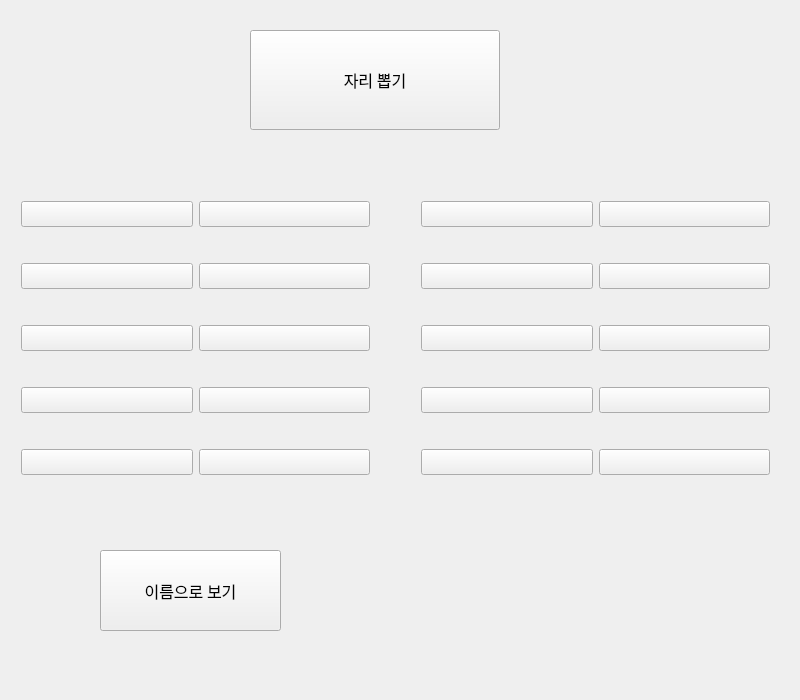
Before: the Qt Designer form 소스코드/class_sit.ui in fbqweasd/2-3_sit_set, drawn with Qt 5.
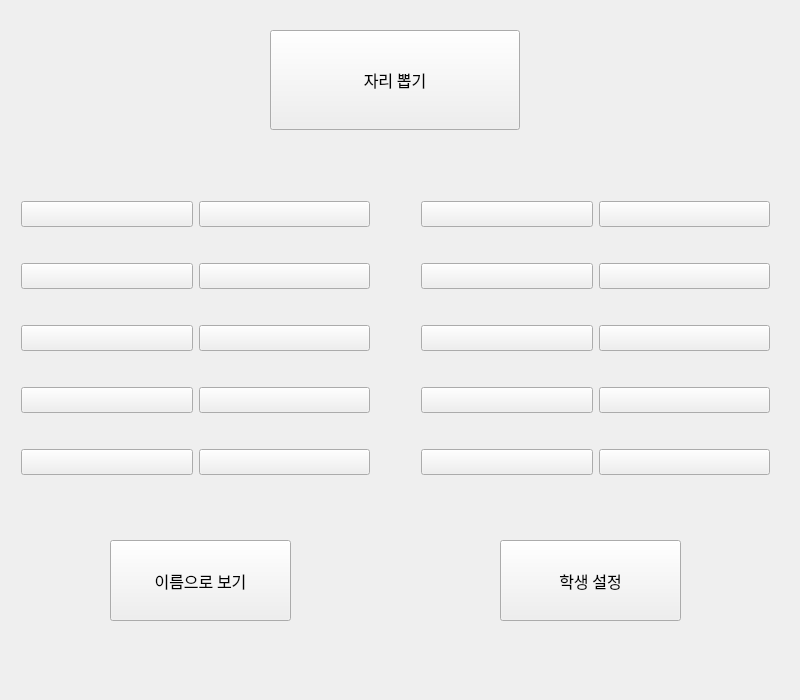
After: the same form once the commit is applied.

```diff
--- a/소스코드/class_sit.ui
+++ b/소스코드/class_sit.ui
@@ -22,7 +22,7 @@
   <widget class="QPushButton" name="sit_set_BT">
    <property name="geometry">
     <rect>
-     <x>250</x>
+     <x>270</x>
      <y>30</y>
      <width>250</width>
      <height>100</height>
@@ -220,8 +220,8 @@
   <widget class="QPushButton" name="name_num_BT">
    <property name="geometry">
     <rect>
-     <x>100</x>
-     <y>550</y>
+     <x>110</x>
+     <y>540</y>
      <width>181</width>
      <height>81</height>
     </rect>
@@ -235,6 +235,24 @@
     <string>이름으로 보기</string>
    </property>
   </widget>
+  <widget class="QPushButton" name="name_set">
+   <property name="geometry">
+    <rect>
+     <x>500</x>
+     <y>540</y>
+     <width>181</width>
+     <height>81</height>
+    </rect>
+   </property>
+   <property name="font">
+    <font>
+     <pointsize>12</pointsize>
+    </font>
+   </property>
+   <property name="text">
+    <string>학생 설정</string>
+   </property>
+  </widget>
  </widget>
  <layoutdefault spacing="6" margin="11"/>
  <resources/>
```
